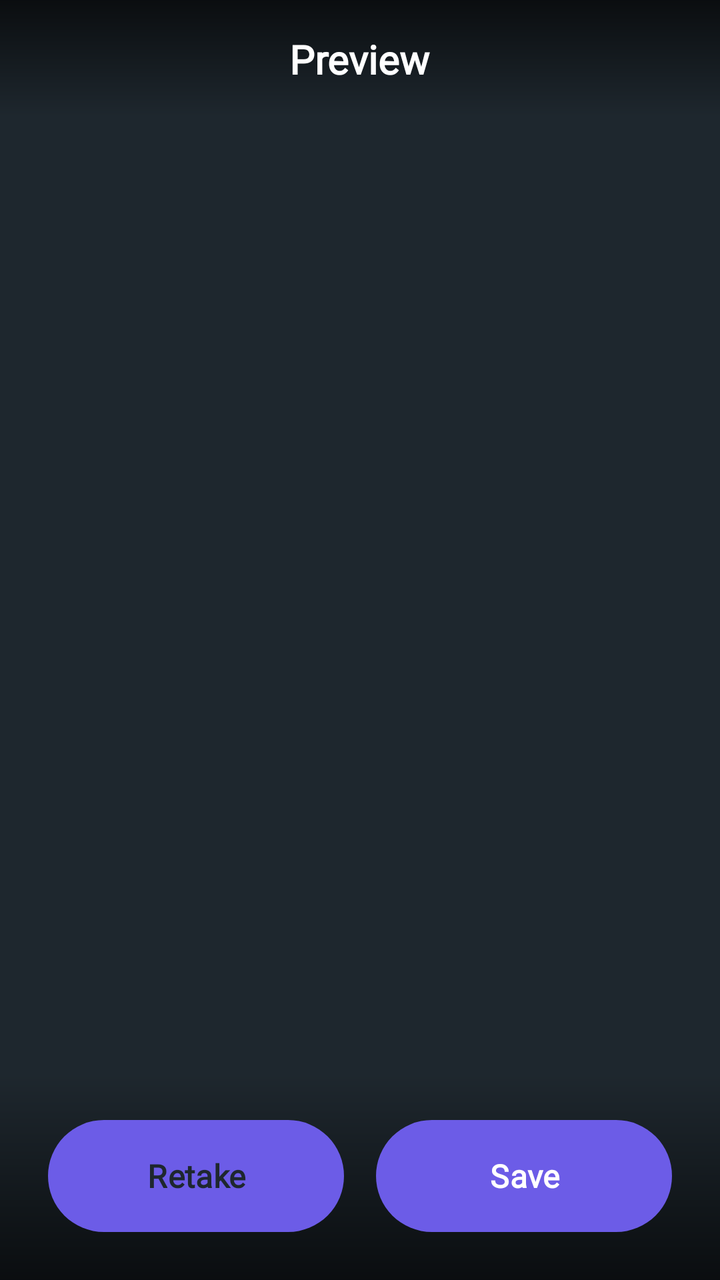
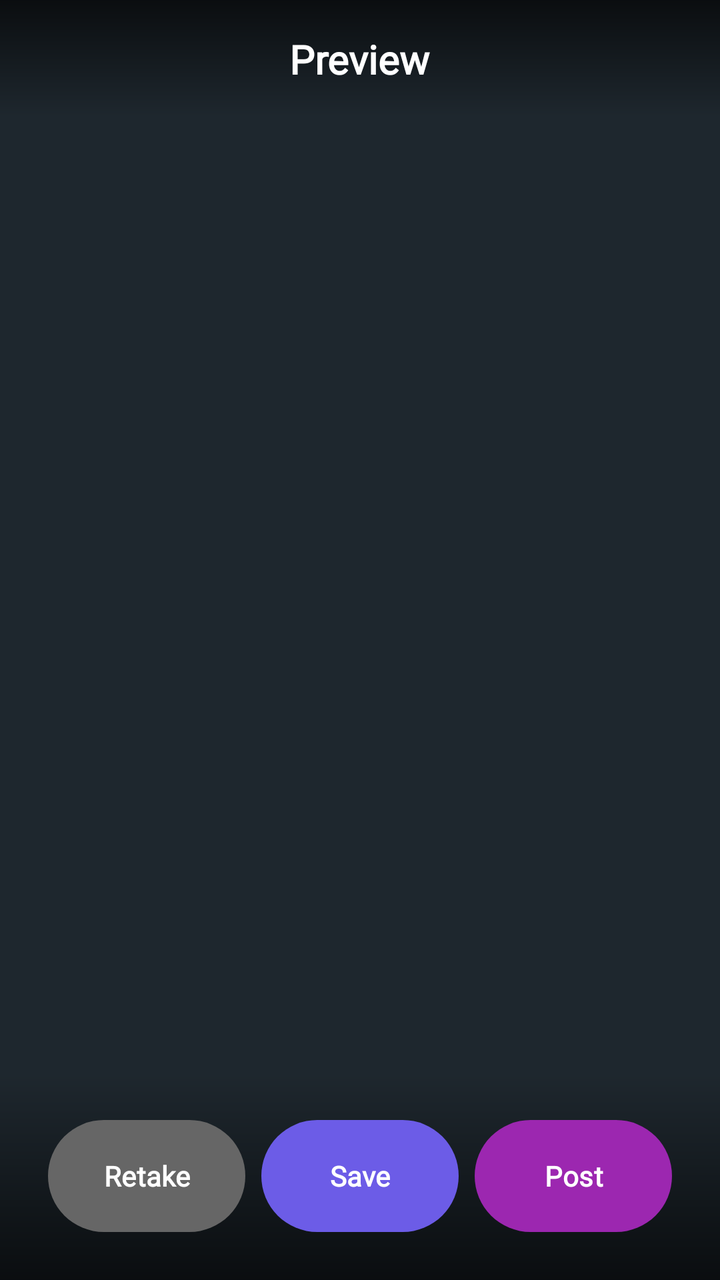

Screens rendered from an Android XML layout before and after an edit, with the pre-edit source and the edit as a unified diff.
<!-- AndroidManifest.xml: application theme Theme.VisiBoard -->
<!-- res/layout/fragment_capture_preview.xml -->
<?xml version="1.0" encoding="utf-8"?>
<FrameLayout xmlns:android="http://schemas.android.com/apk/res/android"
    xmlns:app="http://schemas.android.com/apk/res-auto"
    android:layout_width="match_parent"
    android:layout_height="match_parent"
    android:background="@color/background_dark">

    
    <ImageView
        android:id="@+id/iv_captured_image"
        android:layout_width="match_parent"
        android:layout_height="match_parent"
        android:scaleType="fitCenter"
        android:contentDescription="Captured Photo"/>

    
    <LinearLayout
        android:layout_width="match_parent"
        android:layout_height="wrap_content"
        android:orientation="vertical"
        android:layout_gravity="top"
        android:background="@drawable/bg_gradient_top"
        android:padding="16dp">

        <TextView
            android:layout_width="wrap_content"
            android:layout_height="wrap_content"
            android:text="Preview"
            android:textColor="@color/text_on_primary"
            android:textSize="20sp"
            android:textStyle="bold"
            android:fontFamily="@font/poppins_semibold"
            android:layout_gravity="center"/>

    </LinearLayout>

    
    <LinearLayout
        android:layout_width="match_parent"
        android:layout_height="wrap_content"
        android:layout_gravity="bottom"
        android:orientation="horizontal"
        android:background="@drawable/bg_gradient_bottom"
        android:padding="24dp"
        android:gravity="center"
        android:weightSum="2">

        
        <Button
            android:id="@+id/btn_retake"
            android:layout_width="0dp"
            android:layout_height="56dp"
            android:layout_weight="1"
            android:layout_marginEnd="8dp"
            android:background="@drawable/bg_button_secondary"
            android:text="Retake"
            android:textColor="@color/button_text_secondary"
            android:textSize="16sp"
            android:textStyle="bold"
            android:fontFamily="@font/poppins_semibold"
            android:elevation="4dp"/>

        
        <Button
            android:id="@+id/btn_save"
            android:layout_width="0dp"
            android:layout_height="56dp"
            android:layout_weight="1"
            android:layout_marginStart="8dp"
            android:background="@drawable/bg_button_primary"
            android:text="Save"
            android:textColor="@color/button_text_primary"
            android:textSize="16sp"
            android:textStyle="bold"
            android:fontFamily="@font/poppins_semibold"
            android:elevation="4dp"/>

    </LinearLayout>

    
    <ProgressBar
        android:id="@+id/progress_saving"
        android:layout_width="wrap_content"
        android:layout_height="wrap_content"
        android:layout_gravity="center"
        android:indeterminateTint="@color/primary"
        android:visibility="gone"/>

</FrameLayout>
<!-- resources referenced by this layout -->
<resources>
  <color name="background_dark">#1E272E</color>
  <color name="button_text_primary">#FFFFFF</color>
  <color name="button_text_secondary">#1E272E</color>
  <color name="primary">#6C5CE7</color>
  <color name="text_on_primary">#FFFFFF</color>
  <!-- drawable bg_button_primary (drawable) -->
  <?xml version="1.0" encoding="utf-8"?>
  <shape xmlns:android="http://schemas.android.com/apk/res/android"
      android:shape="rectangle">
      <solid android:color="@color/primary"/>
      <corners android:radius="30dp"/>
  </shape>
  <!-- drawable bg_button_secondary (drawable) -->
  <?xml version="1.0" encoding="utf-8"?>
  <shape xmlns:android="http://schemas.android.com/apk/res/android"
      android:shape="rectangle">
      <solid android:color="@color/button_secondary"/>
      <corners android:radius="30dp"/>
  </shape>
  <!-- drawable bg_gradient_bottom (drawable) -->
  <?xml version="1.0" encoding="utf-8"?>
  <shape xmlns:android="http://schemas.android.com/apk/res/android">
      <gradient
          android:angle="90"
          android:startColor="#AA000000"
          android:endColor="#00000000"
          android:type="linear" />
  </shape>
  <!-- drawable bg_gradient_top (drawable) -->
  <?xml version="1.0" encoding="utf-8"?>
  <shape xmlns:android="http://schemas.android.com/apk/res/android">
      <gradient
          android:angle="270"
          android:startColor="#AA000000"
          android:endColor="#00000000"
          android:type="linear" />
  </shape>
  <style name="Theme.VisiBoard" parent="Base.Theme.VisiBoard" />
  <color name="button_secondary">#E8EAED</color>
  <style name="Base.Theme.VisiBoard" parent="Theme.Material3.DayNight.NoActionBar">
          <item name="colorPrimary">@color/primary</item>
          <item name="colorPrimaryDark">@color/primaryDark</item>
          <item name="colorSecondary">@color/secondary</item>
          <item name="android:windowBackground">@color/background_light</item>
          <item name="android:textColor">@color/text_primary</item>
          <item name="android:statusBarColor">@color/primaryDark</item>
      </style>
  <color name="primaryDark">#5849C7</color>
  <color name="secondary">#74B9FF</color>
  <color name="background_light">#F5F6FA</color>
  <color name="text_primary">#1E272E</color>
</resources>

<!-- the commit's change to res/layout/fragment_capture_preview.xml (unified diff, before → after) -->
@@ -43,7 +43,7 @@
         android:background="@drawable/bg_gradient_bottom"
         android:padding="24dp"
         android:gravity="center"
-        android:weightSum="2">
+        android:weightSum="3">
 
         
         <Button
@@ -51,14 +51,15 @@
             android:layout_width="0dp"
             android:layout_height="56dp"
             android:layout_weight="1"
-            android:layout_marginEnd="8dp"
+            android:layout_marginEnd="4dp"
             android:background="@drawable/bg_button_secondary"
             android:text="Retake"
-            android:textColor="@color/button_text_secondary"
-            android:textSize="16sp"
+            android:textColor="@color/button_text_primary"
+            android:textSize="14sp"
             android:textStyle="bold"
             android:fontFamily="@font/poppins_semibold"
-            android:elevation="4dp"/>
+            android:elevation="4dp"
+            app:backgroundTint="#666666"/>
 
         
         <Button
@@ -66,14 +67,31 @@
             android:layout_width="0dp"
             android:layout_height="56dp"
             android:layout_weight="1"
-            android:layout_marginStart="8dp"
+            android:layout_marginEnd="4dp"
+            android:layout_marginStart="4dp"
             android:background="@drawable/bg_button_primary"
             android:text="Save"
             android:textColor="@color/button_text_primary"
-            android:textSize="16sp"
+            android:textSize="14sp"
             android:textStyle="bold"
             android:fontFamily="@font/poppins_semibold"
             android:elevation="4dp"/>
+
+        
+        <Button
+            android:id="@+id/btn_post_note"
+            android:layout_width="0dp"
+            android:layout_height="56dp"
+            android:layout_weight="1"
+            android:layout_marginStart="4dp"
+            android:background="@drawable/bg_button_primary"
+            android:text="Post"
+            android:textColor="@color/button_text_primary"
+            android:textSize="14sp"
+            android:textStyle="bold"
+            android:fontFamily="@font/poppins_semibold"
+            android:elevation="4dp"
+            app:backgroundTint="#9C27B0"/>
 
     </LinearLayout>
 
<!-- resource entries referenced after the edit -->
@@ -2,7 +2,6 @@
 <resources>
   <color name="background_dark">#1E272E</color>
   <color name="button_text_primary">#FFFFFF</color>
-  <color name="button_text_secondary">#1E272E</color>
   <color name="primary">#6C5CE7</color>
   <color name="text_on_primary">#FFFFFF</color>
   <!-- drawable bg_button_primary (drawable) -->
